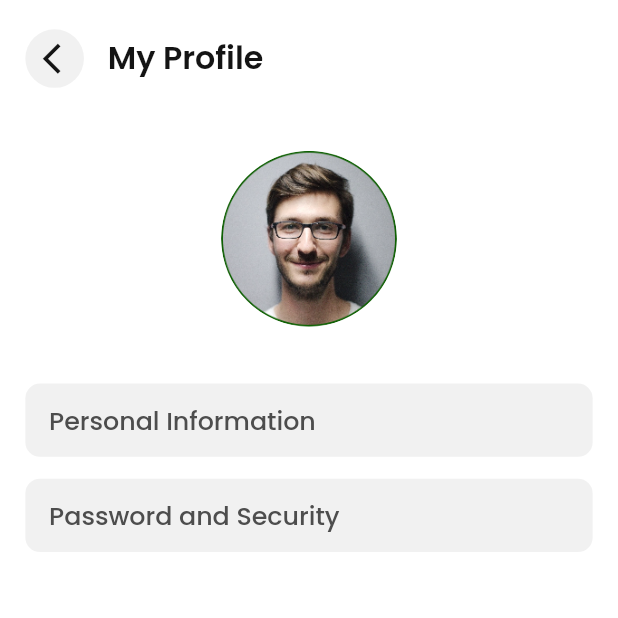
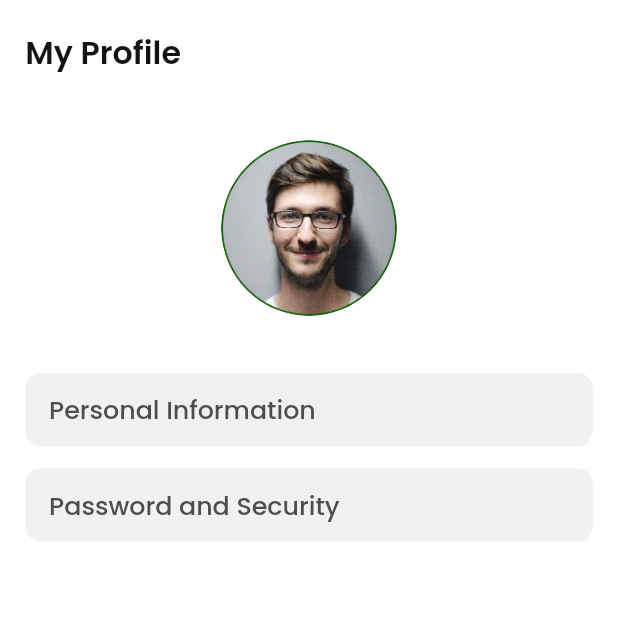
Before and after one commit to sachingupta2006/farm_flow_delivery, a Flutter app: the Profile screen opened directly, on a phone screen of 412 x 824 dp, the top half of it. Run offline on Flutter 3.47's test engine with Material 2 defaults, Android fonts, the phone set to English and light mode, and no system bars; our stand-ins replace another_flushbar, flutter_dash, flutter_screenutil, flutter_svg, flutter_switch, get and 8 more.

Commit message:
back arrow removed from the page that contains back arrow

```diff
--- a/lib/View/Profile/profile.dart
+++ b/lib/View/Profile/profile.dart
@@ -41,26 +41,26 @@ class _ProfileState extends State<Profile> {
               child: Row(
                 mainAxisAlignment: MainAxisAlignment.start,
                 children: [
-                  GestureDetector(
-                    onTap: () {
-                      Get.back();
-                    },
-                    child: CircleAvatar(
-                      radius: 20.h,
-                      backgroundColor: const Color(0XFFF1F1F1),
-                      child: Center(
-                        child: Padding(
-                          padding: EdgeInsets.only(left: 8.w),
-                          child: Icon(
-                            Icons.arrow_back_ios,
-                            size: 25.h,
-                            color: const Color(0XFF141414),
-                          ),
-                        ),
-                      ),
-                    ),
-                  ),
-                  sizedBoxWidth(15.w),
+                  // GestureDetector(
+                  //   onTap: () {
+                  //     Get.back();
+                  //   },
+                  //   child: CircleAvatar(
+                  //     radius: 20.h,
+                  //     backgroundColor: const Color(0XFFF1F1F1),
+                  //     child: Center(
+                  //       child: Padding(
+                  //         padding: EdgeInsets.only(left: 8.w),
+                  //         child: Icon(
+                  //           Icons.arrow_back_ios,
+                  //           size: 25.h,
+                  //           color: const Color(0XFF141414),
+                  //         ),
+                  //       ),
+                  //     ),
+                  //   ),
+                  // ),
+                  // sizedBoxWidth(15.w),
                   Text(
                     "My Profile",
                     style: TextStyle(
```
Also changed, not shown: lib/View/Order/ordersmain.dart (+27 -13 lines).
